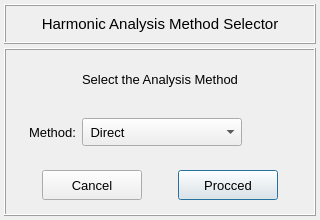
Old version of the form pulse/interface/data/ui_files/analysis/general/harmonic_analysis_method.ui in the repository open-pulse/OpenPulse.
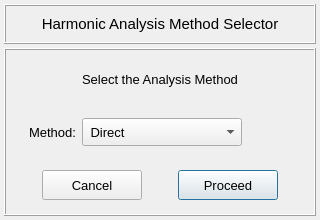
New version of the form. Icons and pictures are not drawn.

```diff
--- a/pulse/interface/data/ui_files/analysis/general/harmonic_analysis_method.ui
+++ b/pulse/interface/data/ui_files/analysis/general/harmonic_analysis_method.ui
@@ -487,7 +487,7 @@
             <string notr="true"/>
            </property>
            <property name="text">
-            <string>Procced</string>
+            <string>Proceed</string>
            </property>
           </widget>
          </item>
```
